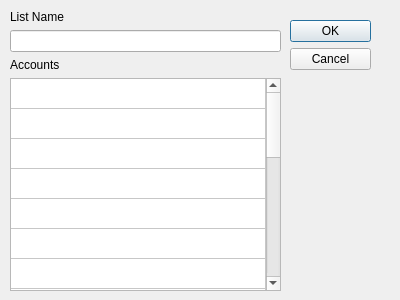
Above: ui/Dialog.ui from QVllasa/PasswordManager before the change. Below: the same form after it.
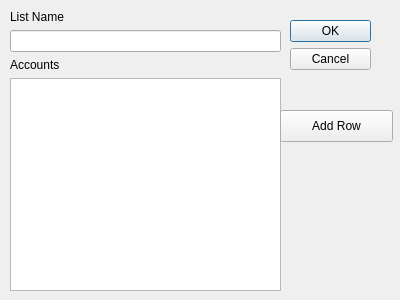
That is the form after the change.

Patch:
```diff
--- a/ui/Dialog.ui
+++ b/ui/Dialog.ui
@@ -70,106 +70,6 @@
       <attribute name="verticalHeaderStretchLastSection">
        <bool>true</bool>
       </attribute>
-      <row>
-       <property name="text">
-        <string>Neue Zeile</string>
-       </property>
-      </row>
-      <row>
-       <property name="text">
-        <string>Neue Zeile</string>
-       </property>
-      </row>
-      <row>
-       <property name="text">
-        <string>Neue Zeile</string>
-       </property>
-      </row>
-      <row>
-       <property name="text">
-        <string>Neue Zeile</string>
-       </property>
-      </row>
-      <row>
-       <property name="text">
-        <string>Neue Zeile</string>
-       </property>
-      </row>
-      <row>
-       <property name="text">
-        <string>Neue Zeile</string>
-       </property>
-      </row>
-      <row>
-       <property name="text">
-        <string>Neue Zeile</string>
-       </property>
-      </row>
-      <row>
-       <property name="text">
-        <string>Neue Zeile</string>
-       </property>
-      </row>
-      <row>
-       <property name="text">
-        <string>Neue Zeile</string>
-       </property>
-      </row>
-      <row>
-       <property name="text">
-        <string>Neue Zeile</string>
-       </property>
-      </row>
-      <row>
-       <property name="text">
-        <string>Neue Zeile</string>
-       </property>
-      </row>
-      <row>
-       <property name="text">
-        <string>Neue Zeile</string>
-       </property>
-      </row>
-      <row>
-       <property name="text">
-        <string>Neue Zeile</string>
-       </property>
-      </row>
-      <row>
-       <property name="text">
-        <string>Neue Zeile</string>
-       </property>
-      </row>
-      <row>
-       <property name="text">
-        <string>Neue Zeile</string>
-       </property>
-      </row>
-      <row>
-       <property name="text">
-        <string>Neue Zeile</string>
-       </property>
-      </row>
-      <row>
-       <property name="text">
-        <string>Neue Zeile</string>
-       </property>
-      </row>
-      <row>
-       <property name="text">
-        <string>Neue Zeile</string>
-       </property>
-      </row>
-      <row>
-       <property name="text">
-        <string>Neue Zeile</string>
-       </property>
-      </row>
-      <row>
-       <property name="text">
-        <string>Neue Zeile</string>
-       </property>
-      </row>
       <column>
        <property name="text">
         <string>Neue Spalte</string>
@@ -179,6 +79,19 @@
     </item>
    </layout>
   </widget>
+  <widget class="QPushButton" name="addRow">
+   <property name="geometry">
+    <rect>
+     <x>280</x>
+     <y>110</y>
+     <width>113</width>
+     <height>32</height>
+    </rect>
+   </property>
+   <property name="text">
+    <string>Add Row</string>
+   </property>
+  </widget>
  </widget>
  <resources/>
  <connections>
```
